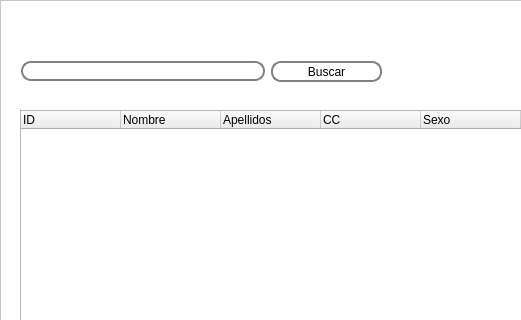
Before: the Qt Designer form interface/ViAT/Buscardatos.ui in vhenaoi/OpenBCI_acquisition_python_ViAT, drawn with Qt 5; both pictures show x 0 to 521 and y 0 to 320 of the 780 by 431 pixel window.
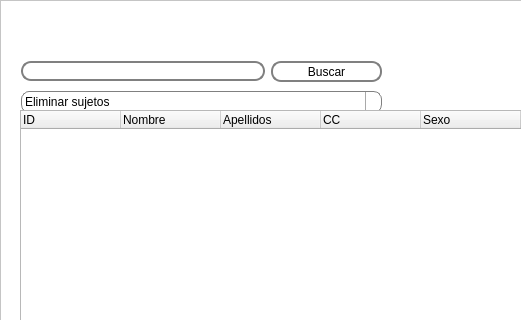
After: the same form once the commit is applied.

Patch:
```diff
--- a/interface/ViAT/Buscardatos.ui
+++ b/interface/ViAT/Buscardatos.ui
@@ -319,6 +319,82 @@
       <string>Atras</string>
      </property>
     </widget>
+    <widget class="QComboBox" name="options">
+     <property name="geometry">
+      <rect>
+       <x>20</x>
+       <y>90</y>
+       <width>361</width>
+       <height>22</height>
+      </rect>
+     </property>
+     <property name="styleSheet">
+      <string notr="true">QComboBox {
+    border: 1px solid gray;
+    border-radius: 8px;
+    padding: 1px 18px 1px 3px;
+    min-width: 6em;
+}
+
+QComboBox:editable {
+    background: white;
+}
+
+QComboBox:!editable, QComboBox::drop-down:editable {
+     background: qlineargradient(x1: 0, y1: 0, x2: 0, y2: 1,
+                                 stop: 0 #E1E1E1, stop: 0.4 #DDDDDD,
+                                 stop: 0.5 #D8D8D8, stop: 1.0 #D3D3D3);
+}
+
+/* QComboBox gets the &quot;on&quot; state when the popup is open */
+QComboBox:!editable:on, QComboBox::drop-down:editable:on {
+    background: qlineargradient(x1: 0, y1: 0, x2: 0, y2: 1,
+                                stop: 0 #D3D3D3, stop: 0.4 #D8D8D8,
+                                stop: 0.5 #DDDDDD, stop: 1.0 #E1E1E1);
+}
+
+QComboBox:on { /* shift the text when the popup opens */
+    padding-top: 3px;
+    padding-left: 4px;
+}
+
+QComboBox::drop-down {
+    subcontrol-origin: padding;
+    subcontrol-position: top right;
+    width: 15px;
+
+    border-left-width: 1px;
+    border-left-color: darkgray;
+    border-left-style: solid;
+    border-top-right-radius: 3px; 
+    border-bottom-right-radius: 3px;
+}
+
+
+QComboBox::down-arrow:on { /* shift the arrow when popup is open */
+    top: 1px;
+    left: 1px;
+}
+
+QComboBox QAbstractItemView {
+    border: 2px solid  darkgray;
+    selection-background-color: rgb(126, 126, 126);
+}
+
+
+</string>
+     </property>
+     <item>
+      <property name="text">
+       <string>Eliminar sujetos</string>
+      </property>
+     </item>
+     <item>
+      <property name="text">
+       <string>Direccionar a registros</string>
+      </property>
+     </item>
+    </widget>
    </widget>
   </widget>
   <zorder>scrollArea</zorder>
```
